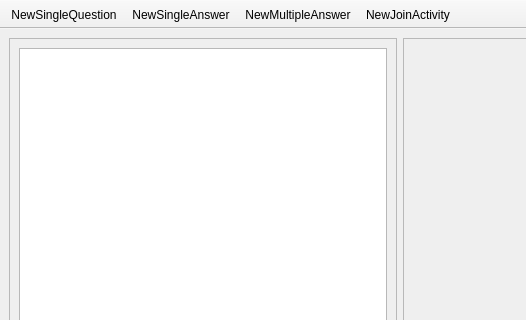
Above: mainwindow.ui from mijuanlo/kmixtest before the change; both pictures show x 0 to 526 and y 0 to 320 of the 800 by 600 pixel window. Below: the same form after it.
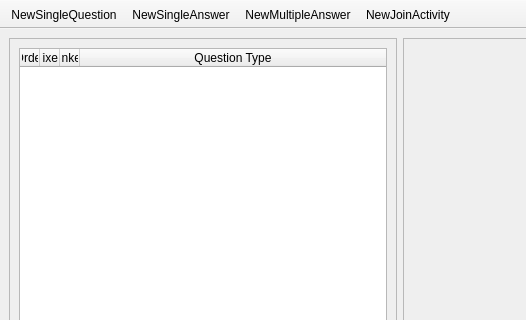
That is the form after the change.

Commit message: Add headers table

```diff
--- a/mainwindow.ui
+++ b/mainwindow.ui
@@ -53,10 +53,10 @@
              <bool>false</bool>
             </property>
             <property name="columnCount">
-             <number>2</number>
+             <number>4</number>
             </property>
             <attribute name="horizontalHeaderVisible">
-             <bool>false</bool>
+             <bool>true</bool>
             </attribute>
             <attribute name="horizontalHeaderMinimumSectionSize">
              <number>20</number>
@@ -70,8 +70,26 @@
             <attribute name="verticalHeaderVisible">
              <bool>true</bool>
             </attribute>
-            <column/>
-            <column/>
+            <column>
+             <property name="text">
+              <string>Order</string>
+             </property>
+            </column>
+            <column>
+             <property name="text">
+              <string>Fixed</string>
+             </property>
+            </column>
+            <column>
+             <property name="text">
+              <string>Linked</string>
+             </property>
+            </column>
+            <column>
+             <property name="text">
+              <string>Question Type</string>
+             </property>
+            </column>
            </widget>
           </item>
          </layout>
```
